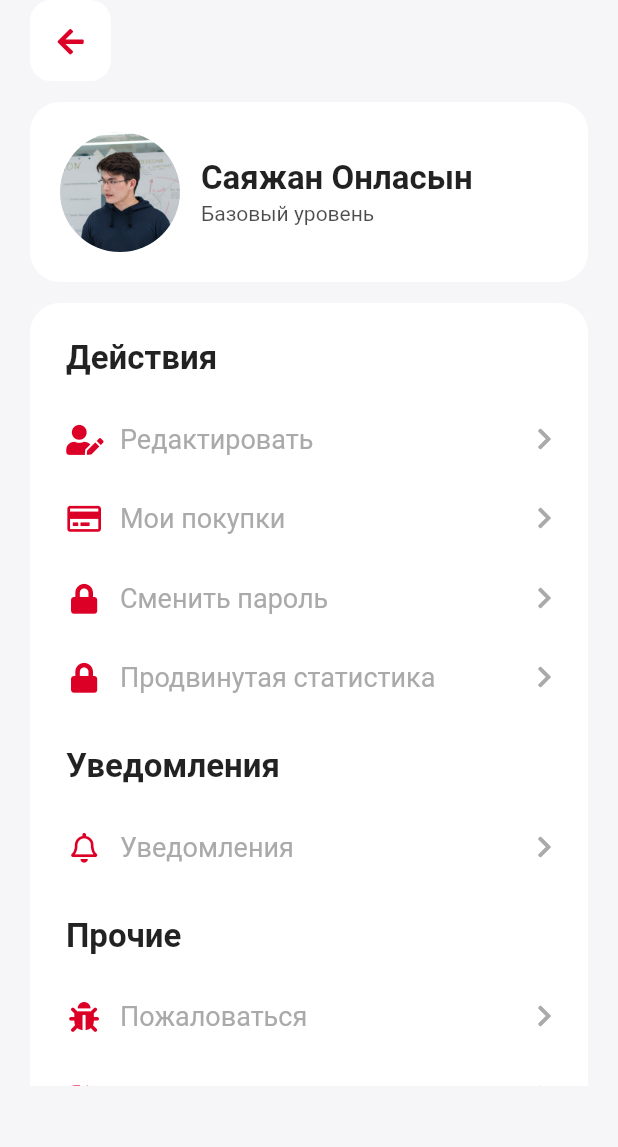
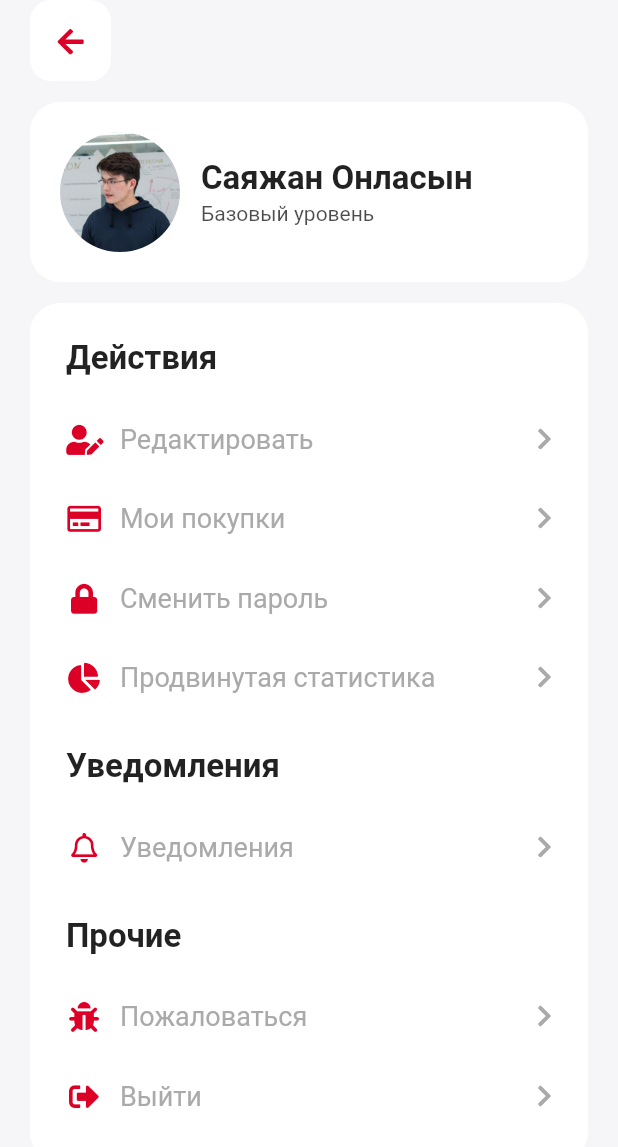
Before and after one commit to Crepiks/home-credit-clients, a Flutter app: the ProfileView screen opened directly, on a phone screen of 412 x 824 dp. Shown: the top 1147 px of the screen. Run offline on Flutter 3.47's test engine with Material 2 defaults, Android fonts, the light colour scheme and no system bars; our stand-ins replace font_awesome_flutter, qr_flutter; missing offline and left inert: flutter_barcode_scanner.

Commit message:
feat: remove bottom padding of profile screen

```diff
--- a/lib/profile/views/components/profile_actions.dart
+++ b/lib/profile/views/components/profile_actions.dart
@@ -54,7 +54,7 @@ class ProfileActions extends StatelessWidget {
           ProfileActionLink(
             text: "Продвинутая статистика",
             icon: FaIcon(
-              FontAwesomeIcons.lock,
+              FontAwesomeIcons.chartPie,
               size: 20,
               color: AppColors.primary,
             ),
--- a/lib/profile/views/profile_view.dart
+++ b/lib/profile/views/profile_view.dart
@@ -13,7 +13,7 @@ class ProfileView extends StatelessWidget {
     return Scaffold(
         backgroundColor: AppColors.background,
         body: Padding(
-            padding: const EdgeInsets.only(right: 20, left: 20, bottom: 100),
+            padding: const EdgeInsets.symmetric(horizontal: 20),
             child: ListView(
               children: [
                 Row(
```
